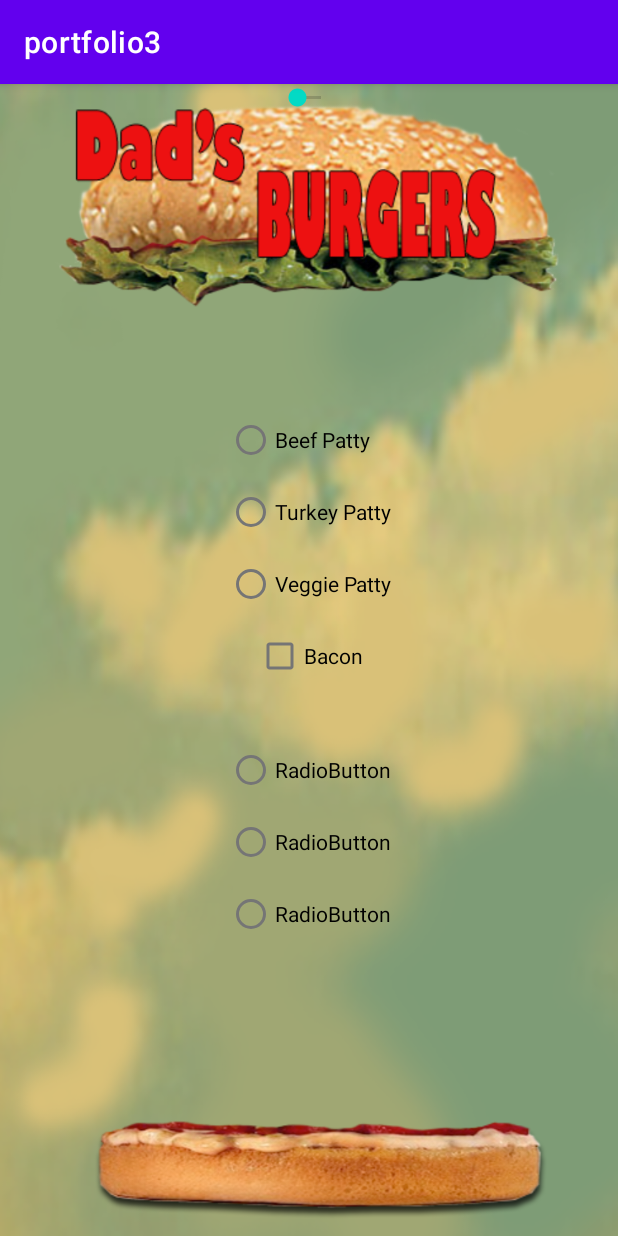
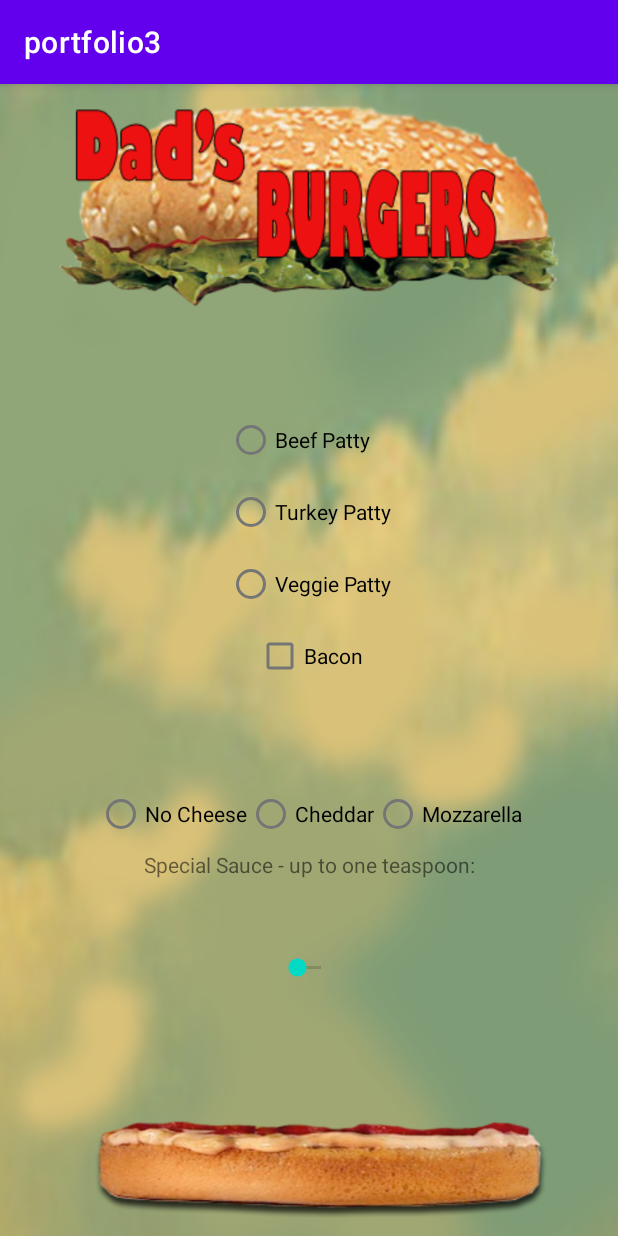
Before and after one commit to h-morales1/android-develop, an Android app: the screen it shows after launch (MainActivity), on a phone screen of 412 x 824 dp. Run offline under Robolectric (Android 15) with nearby library versions, the phone set to English and light mode, and no system bars.

Commit message:
class still needs to be finished

```diff
--- a/PORTFOLIOS/portfolio3/app/src/main/java/z1959955/cs/niu/edu/portfolio3/Burger.java
+++ b/PORTFOLIOS/portfolio3/app/src/main/java/z1959955/cs/niu/edu/portfolio3/Burger.java
@@ -1,4 +1,15 @@
 package z1959955.cs.niu.edu.portfolio3;
 
 public class Burger {
+    private int burgerPattyCalories;
+    private int cheeseCalories;
+    private int baconCalories;
+    private int specialSauceCalories;
+    private final int BEEF_PATTY_CALORIES = 247;
+    private final int TURKEY_PATTY_CALORIES = 193;
+    private final int VEGGIE_PATTY_CALORIES = 177;
+    private final int BACON_CALORIES = 541;
+    private final int CHEDDAR_CALORIES = 402;
+    private final int MOZZARELLA_CALORIES = 280;
+
 }
--- a/PORTFOLIOS/portfolio3/app/src/main/res/layout/activity_main.xml
+++ b/PORTFOLIOS/portfolio3/app/src/main/res/layout/activity_main.xml
@@ -61,40 +61,56 @@
         app:layout_constraintStart_toStartOf="parent"
         app:layout_constraintTop_toBottomOf="@+id/pattyRbtnGroup" />
 
-    <RadioGroup
-        android:id="@+id/cheeseRbtnGroup"
-        android:layout_width="wrap_content"
-        android:layout_height="wrap_content"
-        android:layout_marginTop="270dp"
-        app:layout_constraintEnd_toEndOf="parent"
-        app:layout_constraintStart_toStartOf="parent"
-        app:layout_constraintTop_toBottomOf="@+id/imageView3" >
-
-        <RadioButton
-            android:id="@+id/radioButton4"
-            android:layout_width="match_parent"
-            android:layout_height="wrap_content"
-            android:text="RadioButton" />
-
-        <RadioButton
-            android:id="@+id/radioButton5"
-            android:layout_width="match_parent"
-            android:layout_height="wrap_content"
-            android:text="RadioButton" />
-
-        <RadioButton
-            android:id="@+id/radioButton6"
-            android:layout_width="match_parent"
-            android:layout_height="wrap_content"
-            android:text="RadioButton" />
-    </RadioGroup>
-
     <SeekBar
         android:id="@+id/sauceSkb"
         android:layout_width="wrap_content"
         android:layout_height="wrap_content"
+        android:layout_marginTop="50dp"
+        android:scrollbarSize="100dp"
         app:layout_constraintEnd_toEndOf="parent"
         app:layout_constraintStart_toStartOf="parent"
-        tools:layout_editor_absoluteY="610dp" />
+        app:layout_constraintTop_toBottomOf="@+id/skbTitleText" />
+
+    <TextView
+        android:id="@+id/skbTitleText"
+        android:layout_width="wrap_content"
+        android:layout_height="wrap_content"
+        android:text="@string/sauce_string"
+        app:layout_constraintEnd_toEndOf="parent"
+        app:layout_constraintStart_toStartOf="parent"
+        app:layout_constraintTop_toBottomOf="@+id/radioGroup" />
+
+    <RadioGroup
+        android:id="@+id/radioGroup"
+        android:layout_width="wrap_content"
+        android:layout_height="wrap_content"
+        android:layout_marginBottom="200dp"
+        android:orientation="horizontal"
+        app:layout_constraintBottom_toBottomOf="@+id/imageView2"
+        app:layout_constraintEnd_toEndOf="parent"
+        app:layout_constraintStart_toStartOf="parent"
+        app:layout_constraintTop_toBottomOf="@+id/baconCbx">
+
+        <RadioButton
+            android:id="@+id/radioButton6"
+            android:layout_width="wrap_content"
+            android:layout_height="wrap_content"
+            android:layout_weight="1"
+            android:text="@string/no_cheese_string" />
+
+        <RadioButton
+            android:id="@+id/radioButton5"
+            android:layout_width="wrap_content"
+            android:layout_height="wrap_content"
+            android:layout_weight="1"
+            android:text="@string/cheddar_string" />
+
+        <RadioButton
+            android:id="@+id/radioButton4"
+            android:layout_width="wrap_content"
+            android:layout_height="wrap_content"
+            android:layout_weight="1"
+            android:text="@string/mozzarella_string" />
+    </RadioGroup>
 
 </androidx.constraintlayout.widget.ConstraintLayout>
```
